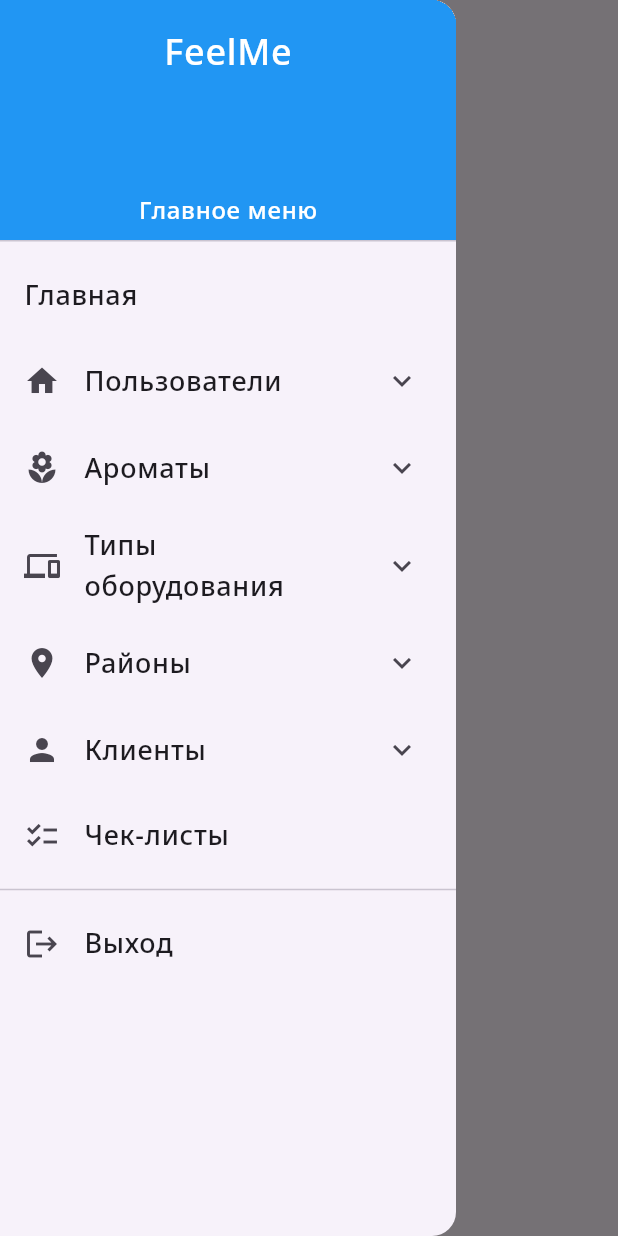
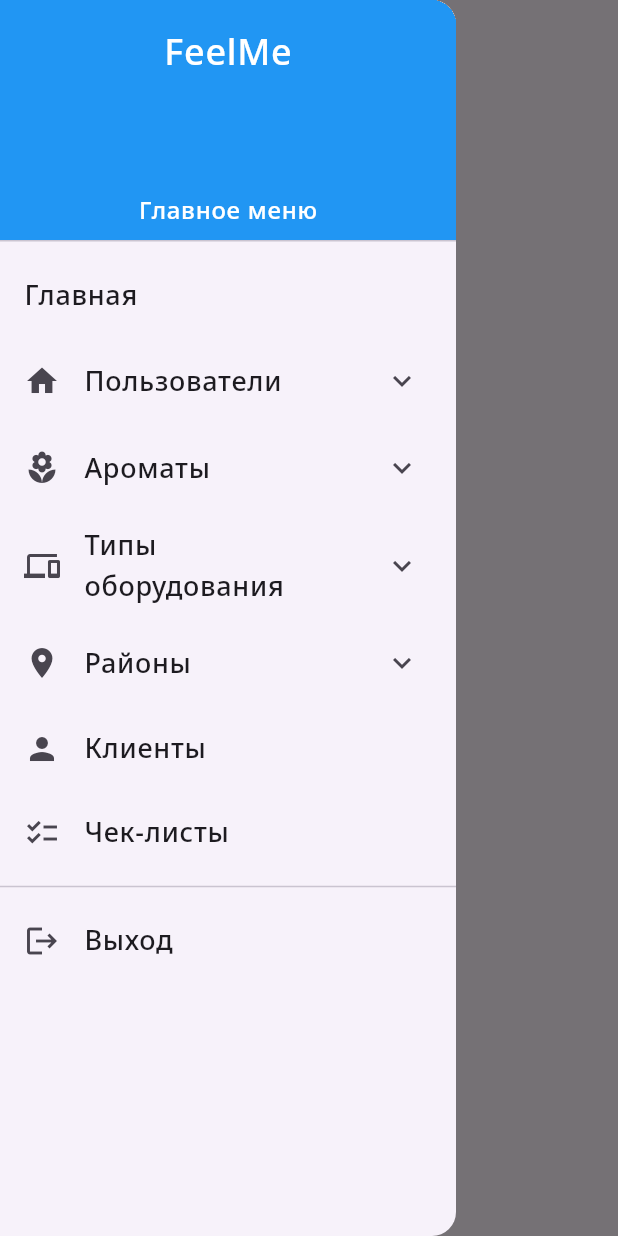
Before and after one commit to feelme38/feelmeweb, a Flutter app: the MyHomePage screen opened by its route, with the side drawer open, on a phone screen of 412 x 824 dp. Run offline on Flutter 3.47's test engine with Material 3 defaults, Android fonts, the phone set to English and light mode, and no system bars; our stand-ins replace connectivity_plus, dio, easy_localization, flutter_svg, get_it, go_router and 7 more; missing offline and left inert: analyzer, build, dart:html, source_gen; accounts and stored records are empty; network calls fail.

Commit message:
1. Из меню перенести кнопку "Добавить" в разделе "Клиенты" в сам список как FAB. 1.1. Раздел "Клиенты" вытащить из Expandable виджета, переход в список будет просто по клику на сам раздел, подраздел "Список" не имеет смысла.

```diff
--- a/lib/ui/common/app_drawer.dart
+++ b/lib/ui/common/app_drawer.dart
@@ -137,26 +137,14 @@
                 },
               ),
             ]),
-        ExpansionTile(
+        ListTile(
           leading: const Icon(Icons.person),
           title: const Text('Клиенты'),
-            children: [
-              ListTile(
-                title: const Text('Список'),
           onTap: () {
             Navigator.pop(context);
             context.go("/customers");
           },
         ),
-              ListTile(
-                title: const Text('Добавить'),
-                onTap: () {
-                  Navigator.pop(context);
-                  Dialogs.showCreateCustomerDialog(
-                      context, (body) => createCustomer(body, reloadCallback));
-                },
-              ),
-            ]),
         ListTile(
           leading: const Icon(Icons.checklist_outlined),
           title: const Text('Чек-листы'),
```
Also changed, not shown: lib/ui/customers/customers_page.dart (+9 -0 lines). Lines whose indentation alone changed are shown as unchanged.
